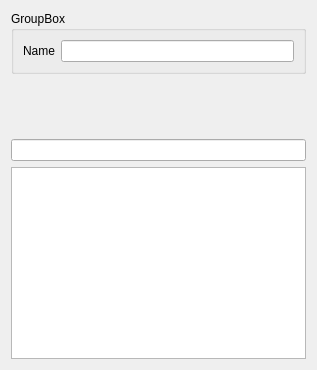
This is Lamia/iface/qgiswidget/tools/toolprepro/base3_faunaflora/lamiabase_ff_node_tool_ui.ui in Artelia/Lamia as Qt 5 draws it before an edit. The edited form follows.
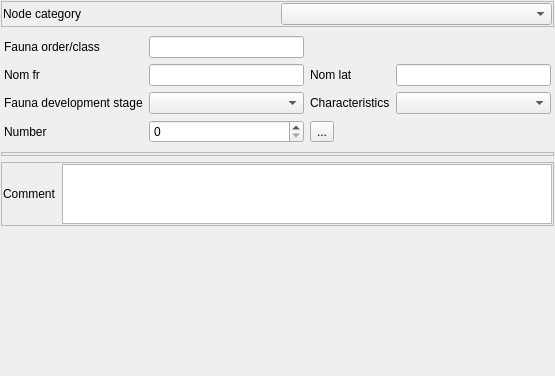
This is the edited form.

Commit message: faunaflora fauna wdg

```diff
--- a/Lamia/iface/qgiswidget/tools/toolprepro/base3_faunaflora/lamiabase_ff_node_tool_ui.ui
+++ b/Lamia/iface/qgiswidget/tools/toolprepro/base3_faunaflora/lamiabase_ff_node_tool_ui.ui
@@ -6,29 +6,233 @@
    <rect>
     <x>0</x>
     <y>0</y>
-    <width>317</width>
-    <height>370</height>
+    <width>555</width>
+    <height>376</height>
    </rect>
   </property>
   <property name="windowTitle">
    <string>Form</string>
   </property>
-  <layout class="QVBoxLayout" name="verticalLayout">
+  <layout class="QVBoxLayout" name="verticalLayout" stretch="1,1,0,1,10">
+   <property name="leftMargin">
+    <number>1</number>
+   </property>
+   <property name="topMargin">
+    <number>1</number>
+   </property>
+   <property name="rightMargin">
+    <number>1</number>
+   </property>
+   <property name="bottomMargin">
+    <number>1</number>
+   </property>
    <item>
-    <widget class="QGroupBox" name="groupBox">
-     <property name="title">
-      <string>GroupBox</string>
+    <widget class="QFrame" name="frame_2">
+     <property name="frameShape">
+      <enum>QFrame::StyledPanel</enum>
+     </property>
+     <property name="frameShadow">
+      <enum>QFrame::Raised</enum>
      </property>
      <layout class="QGridLayout" name="gridLayout">
+      <property name="leftMargin">
+       <number>1</number>
+      </property>
+      <property name="topMargin">
+       <number>1</number>
+      </property>
+      <property name="rightMargin">
+       <number>1</number>
+      </property>
+      <property name="bottomMargin">
+       <number>1</number>
+      </property>
       <item row="0" column="0">
        <widget class="QLabel" name="label">
         <property name="text">
-         <string>Name</string>
+         <string>Node category</string>
         </property>
        </widget>
       </item>
       <item row="0" column="1">
-       <widget class="QLineEdit" name="lineEdit_libelle"/>
+       <widget class="QComboBox" name="comboBox_nodecategory"/>
+      </item>
+     </layout>
+    </widget>
+   </item>
+   <item>
+    <widget class="QStackedWidget" name="stackedWidget_category">
+     <property name="currentIndex">
+      <number>1</number>
+     </property>
+     <widget class="QWidget" name="page"/>
+     <widget class="QWidget" name="page_2">
+      <layout class="QGridLayout" name="gridLayout_2">
+       <property name="leftMargin">
+        <number>3</number>
+       </property>
+       <property name="topMargin">
+        <number>3</number>
+       </property>
+       <property name="rightMargin">
+        <number>3</number>
+       </property>
+       <property name="bottomMargin">
+        <number>3</number>
+       </property>
+       <item row="0" column="0">
+        <widget class="QLabel" name="label_2">
+         <property name="text">
+          <string>Fauna order/class</string>
+         </property>
+         <property name="wordWrap">
+          <bool>true</bool>
+         </property>
+        </widget>
+       </item>
+       <item row="3" column="0">
+        <widget class="QLabel" name="label_3">
+         <property name="text">
+          <string>Fauna development stage</string>
+         </property>
+         <property name="wordWrap">
+          <bool>true</bool>
+         </property>
+        </widget>
+       </item>
+       <item row="4" column="2">
+        <widget class="QToolButton" name="toolButton_number">
+         <property name="text">
+          <string>...</string>
+         </property>
+        </widget>
+       </item>
+       <item row="4" column="1">
+        <widget class="QSpinBox" name="spinBox_number"/>
+       </item>
+       <item row="4" column="0">
+        <widget class="QLabel" name="label_4">
+         <property name="text">
+          <string>Number</string>
+         </property>
+         <property name="wordWrap">
+          <bool>true</bool>
+         </property>
+        </widget>
+       </item>
+       <item row="3" column="1">
+        <widget class="QComboBox" name="comboBox_faunadevstage"/>
+       </item>
+       <item row="1" column="0">
+        <widget class="QLabel" name="label_7">
+         <property name="text">
+          <string>Nom fr</string>
+         </property>
+         <property name="wordWrap">
+          <bool>true</bool>
+         </property>
+        </widget>
+       </item>
+       <item row="1" column="1">
+        <widget class="QLineEdit" name="lineEdit_commonname"/>
+       </item>
+       <item row="1" column="2">
+        <widget class="QLabel" name="label_8">
+         <property name="text">
+          <string>Nom lat</string>
+         </property>
+         <property name="wordWrap">
+          <bool>true</bool>
+         </property>
+        </widget>
+       </item>
+       <item row="0" column="1">
+        <widget class="QLineEdit" name="lineEdit_orderclass"/>
+       </item>
+       <item row="1" column="3">
+        <widget class="QLineEdit" name="lineEdit_scientificcname"/>
+       </item>
+       <item row="3" column="2">
+        <widget class="QLabel" name="label_5">
+         <property name="text">
+          <string>Characteristics</string>
+         </property>
+         <property name="wordWrap">
+          <bool>true</bool>
+         </property>
+        </widget>
+       </item>
+       <item row="3" column="3">
+        <widget class="QComboBox" name="comboBox_faunachar1"/>
+       </item>
+      </layout>
+     </widget>
+    </widget>
+   </item>
+   <item>
+    <widget class="QFrame" name="frame_catalog">
+     <property name="frameShape">
+      <enum>QFrame::StyledPanel</enum>
+     </property>
+     <property name="frameShadow">
+      <enum>QFrame::Raised</enum>
+     </property>
+     <layout class="QVBoxLayout" name="verticalLayout_2">
+      <property name="leftMargin">
+       <number>1</number>
+      </property>
+      <property name="topMargin">
+       <number>1</number>
+      </property>
+      <property name="rightMargin">
+       <number>1</number>
+      </property>
+      <property name="bottomMargin">
+       <number>1</number>
+      </property>
+     </layout>
+    </widget>
+   </item>
+   <item>
+    <widget class="QFrame" name="frame">
+     <property name="frameShape">
+      <enum>QFrame::StyledPanel</enum>
+     </property>
+     <property name="frameShadow">
+      <enum>QFrame::Raised</enum>
+     </property>
+     <layout class="QHBoxLayout" name="horizontalLayout">
+      <property name="leftMargin">
+       <number>1</number>
+      </property>
+      <property name="topMargin">
+       <number>1</number>
+      </property>
+      <property name="rightMargin">
+       <number>1</number>
+      </property>
+      <property name="bottomMargin">
+       <number>1</number>
+      </property>
+      <item>
+       <widget class="QLabel" name="label_6">
+        <property name="text">
+         <string>Comment</string>
+        </property>
+       </widget>
+      </item>
+      <item>
+       <widget class="QTextBrowser" name="textBrowser_comment">
+        <property name="maximumSize">
+         <size>
+          <width>16777215</width>
+          <height>60</height>
+         </size>
+        </property>
+        <property name="readOnly">
+         <bool>false</bool>
+        </property>
+       </widget>
       </item>
      </layout>
     </widget>
@@ -46,12 +250,6 @@
      </property>
     </spacer>
    </item>
-   <item>
-    <widget class="QLineEdit" name="lineEdit_search"/>
-   </item>
-   <item>
-    <widget class="QTableView" name="tableView"/>
-   </item>
   </layout>
  </widget>
  <resources/>
```
The commit also changes 58 other files.
